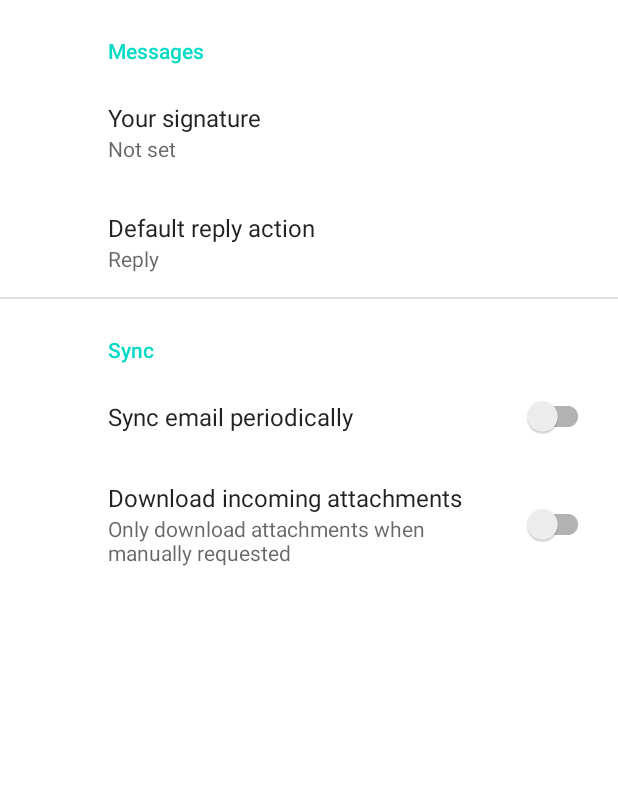
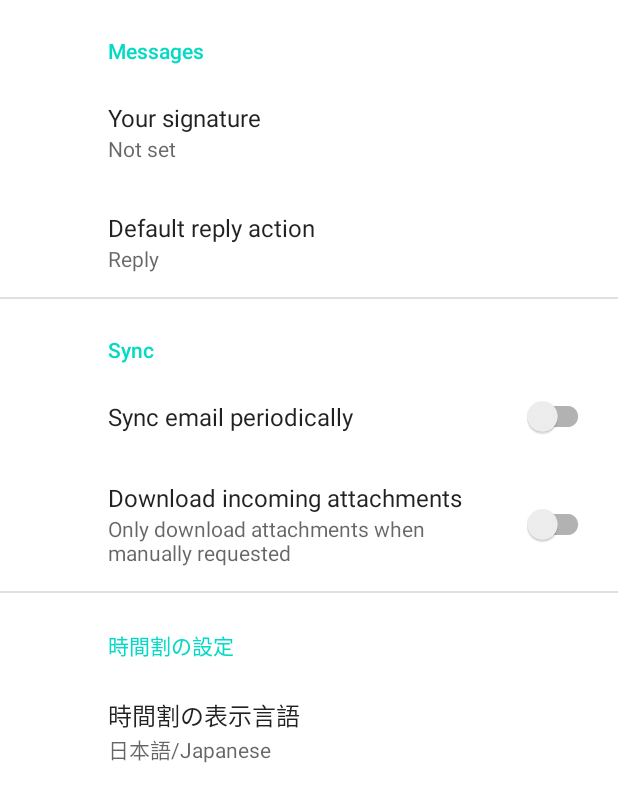
Before and after one commit to intinfo-tsudoi/TomidaiApp, an Android app: the SettingsActivity screen opened directly, with no data from a screen before it, on a phone screen of 412 x 824 dp. Shown: the top 802 px of the screen. Run offline under Robolectric (Android 15) with nearby library versions, the phone set to English and light mode, and no system bars; our stand-ins replace androidx.preference.

Commit message:
時間割の表示言語の設定項目の追加 まだ時間割に反映してないです

```diff
--- a/app/src/main/res/values/strings.xml
+++ b/app/src/main/res/values/strings.xml
@@ -17,7 +17,7 @@
     <string name="hello_second_fragment">Hello second fragment. Arg: %1$s</string>
     <string name="title_activity_view">View</string>
 
-    /*時間割登録フォーム*/
+    <!--時間割登録フォーム-->
     <string name="formname_subjectcode">時間割コード</string>
     <string name="formname_subjectname">科目名</string>
     <string name="formname_teacher">教員名</string>
@@ -57,4 +57,17 @@
     <string name="attachment_summary_on">Automatically download attachments for incoming emails
     </string>
     <string name="attachment_summary_off">Only download attachments when manually requested</string>
+
+    <!-- timetable -->
+    <string name="setting_timetable_title">時間割の設定</string>>
+    <string name="setting_timetable_lang_title">時間割の表示言語</string>
+    <string-array name="timetable_lang_entries">
+        <item>日本語/Japanese</item>
+        <item>英語/English</item>
+    </string-array>
+    <string-array name="timetable_lang_values">
+        <item>JP</item>
+        <item>EN</item>
+    </string-array>
+
 </resources>
--- a/app/src/main/res/xml/root_preferences.xml
+++ b/app/src/main/res/xml/root_preferences.xml
@@ -32,4 +32,16 @@
 
     </PreferenceCategory>
 
+    <PreferenceCategory app:title="@string/setting_timetable_title">
+
+        <ListPreference
+            app:key="timetable_lang"
+            app:title="@string/setting_timetable_lang_title"
+            app:useSimpleSummaryProvider="true"
+            app:defaultValue="JP"
+            app:entries="@array/timetable_lang_entries"
+            app:entryValues="@array/timetable_lang_values" />
+
+    </PreferenceCategory>
+
 </PreferenceScreen>
```
